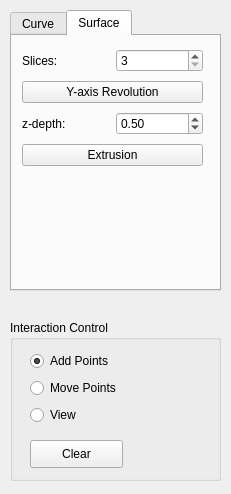
Wulonghua/GeometricModeling, file GeoModeling/Control.ui: the form before one commit.
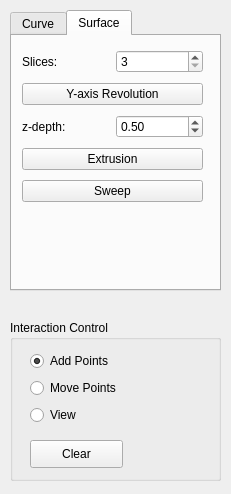
The form after the commit. The open tabs and pages were chosen to show the change.

Commit message: add basic sweep operator

The edit to the form file:
```diff
--- a/GeoModeling/Control.ui
+++ b/GeoModeling/Control.ui
@@ -235,7 +235,7 @@
        <x>10</x>
        <y>10</y>
        <width>181</width>
-       <height>127</height>
+       <height>162</height>
       </rect>
      </property>
      <layout class="QVBoxLayout" name="verticalLayout_3">
@@ -301,6 +301,13 @@
         </property>
        </widget>
       </item>
+      <item>
+       <widget class="QPushButton" name="pushButton_sweep">
+        <property name="text">
+         <string>Sweep</string>
+        </property>
+       </widget>
+      </item>
      </layout>
     </widget>
    </widget>
```
Left out of the diff: 4 changed lines with no effect on the pictures. The commit also changes 6 other files.
